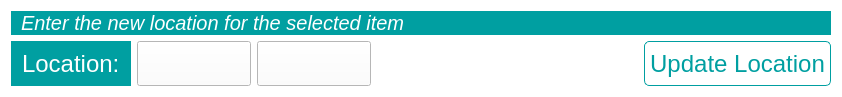
This is app/ui/location_edit_input.ui in FlicksonJ/labify as Qt 5 draws it before an edit. The edited form follows.
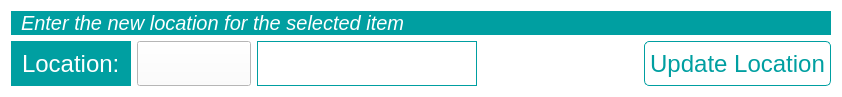
This is the edited form. Icons and pictures are not drawn.

Commit message: Update edit location input to lineEdit

```diff
--- a/app/ui/location_edit_input.ui
+++ b/app/ui/location_edit_input.ui
@@ -7,7 +7,7 @@
     <x>0</x>
     <y>0</y>
     <width>842</width>
-    <height>87</height>
+    <height>95</height>
    </rect>
   </property>
   <property name="maximumSize">
@@ -33,7 +33,6 @@
 
 QLineEdit {
        border: 1px solid rgb(0, 159, 161);
-       border-radius: 10px;
        padding-left: 10px;
        color: rgb(0, 159, 161)
 }
@@ -147,7 +146,13 @@
       </widget>
      </item>
      <item>
-      <widget class="QComboBox" name="location_input">
+      <widget class="QLineEdit" name="location_input">
+       <property name="minimumSize">
+        <size>
+         <width>0</width>
+         <height>45</height>
+        </size>
+       </property>
        <property name="maximumSize">
         <size>
          <width>16777215</width>
```
The commit also changes 3 other files.
